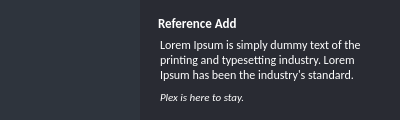
The window that scripts/apps/arNotice.ui (alexanderrichtertd/plex) describes before a commit, drawn with Qt 5.
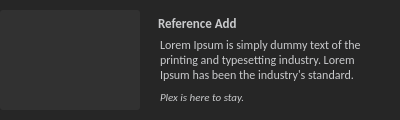
The same window after the commit. Icons and pictures are not drawn.

Commit message: color update to dark and TD yellow

Diff of the .ui file:
```diff
--- a/scripts/apps/arNotice.ui
+++ b/scripts/apps/arNotice.ui
@@ -41,9 +41,30 @@
   </property>
   <property name="styleSheet">
    <string notr="true">QWidget{
-color: rgb(255, 255, 255);
-background-color: rgb(41, 43, 51); 
+    color: rgb(201, 202, 204);
+	background-color: rgb(38, 38, 38); 
+	selection-background-color: rgb(1, 79, 131);
 }
+
+QListWidget::item:selected
+{
+   color: rgb(235, 235, 235);
+   background-color: rgb(61, 120, 200);
+}
+
+QPushButton { 
+	border: 2px;
+    border-color: rgb(33, 33, 33);
+	border-radius: 3px;
+   background-color: rgb(49, 49, 49); 
+}
+
+QPushButton:hover {
+	border-radius: 3px;
+    color: rgb(49, 49, 49); 
+	background-color: rgb(200, 184, 86); 
+}
+
 QToolTip { 
 	background-color: rgb(52, 52, 52);
 	color: rgb(241, 241, 241);
@@ -80,8 +101,7 @@
         </size>
        </property>
        <property name="styleSheet">
-        <string notr="true">background-color: rgb(46, 52, 61);
-</string>
+        <string notr="true"/>
        </property>
        <layout class="QHBoxLayout" name="horizontalLayout_2">
         <property name="leftMargin">
```
Left out of the diff: 7 changed lines with no effect on the pictures. The commit also changes 2 other files.
